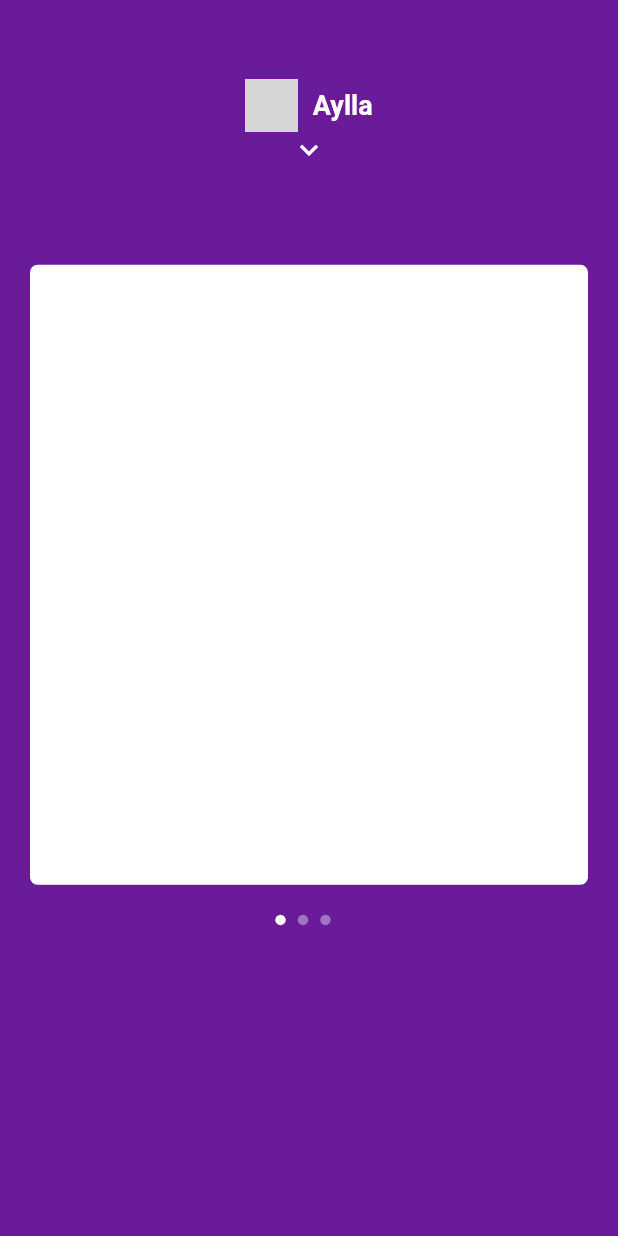
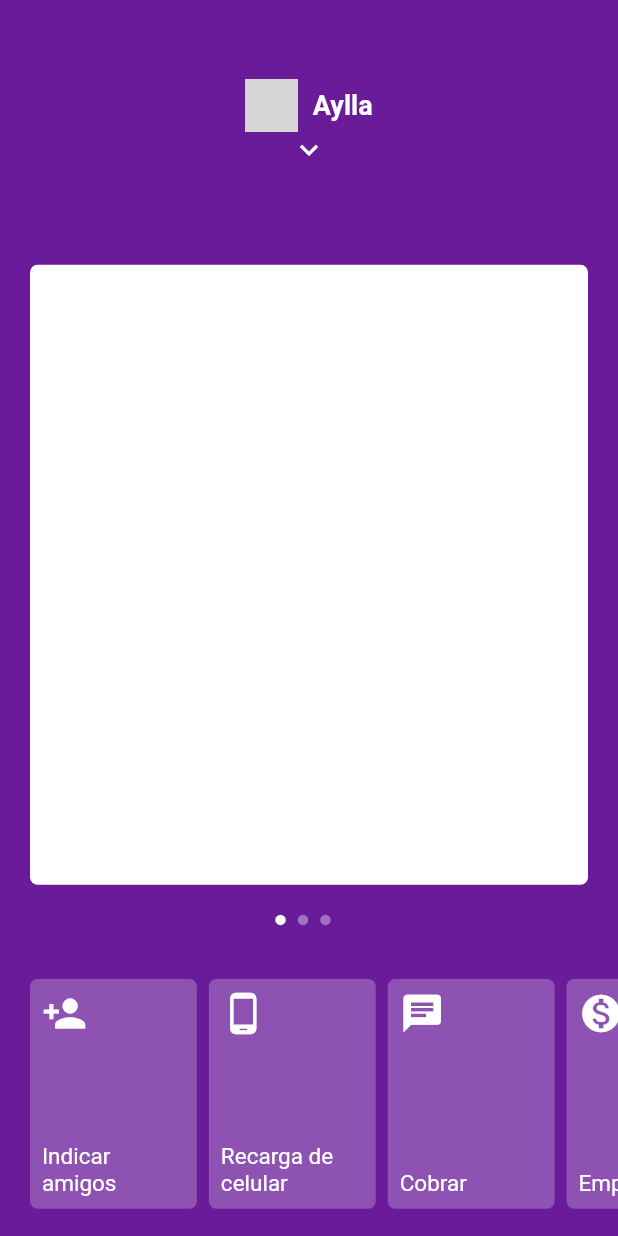
Before and after one commit to AyllaAzv/clone-nubank, a Flutter app: the screen it shows after launch, on a phone screen of 412 x 824 dp. Run offline on Flutter 3.47's test engine with Material 2 defaults, Android fonts, the phone set to English and light mode, and no system bars; network calls fail; grey boxes are pictures that could not be loaded.

Commit message:
parte 2, 3 e 4

```diff
--- a/lib/pages/home_page.dart
+++ b/lib/pages/home_page.dart
@@ -1,3 +1,6 @@
+import 'package:clone_nubank/widgets/item_menu.dart';
+import 'package:clone_nubank/widgets/item_menu_bottom.dart';
+import 'package:clone_nubank/widgets/menu_app.dart';
 import 'package:clone_nubank/widgets/my_app_bar.dart';
 import 'package:clone_nubank/widgets/my_dots_app.dart';
 import 'package:clone_nubank/widgets/page_view_app.dart';
@@ -11,6 +14,7 @@ class HomePage extends StatefulWidget {
 class _HomePageState extends State<HomePage> {
   bool _showMenu;
   int _currentIndex;
+  double _yPosition;
 
   @override
   void initState() {
@@ -24,6 +28,10 @@ class _HomePageState extends State<HomePage> {
   Widget build(BuildContext context) {
     double _screenHeigth = MediaQuery.of(context).size.height;
 
+    if (_yPosition == null) {
+      _yPosition = _screenHeigth * .19;
+    }
+
     return Scaffold(
       backgroundColor: Colors.purple[800],
       body: Stack(
@@ -34,19 +42,104 @@ class _HomePageState extends State<HomePage> {
             onTap: () {
               setState(() {
                 _showMenu = !_showMenu;
+                _yPosition =
+                    _showMenu ? _screenHeigth * .86 : _screenHeigth * .19;
               });
             },
           ),
+          MenuApp(
+            top: _screenHeigth * .17,
+            showMenu: _showMenu,
+          ),
           PageViewApp(
+            top: _yPosition,
+            showMenu: _showMenu,
             onChanged: (index) {
               setState(() {
                 _currentIndex = index;
               });
             },
+            onPanUpdate: (details) {
+              double positionBottomLimit = _screenHeigth * .86;
+              double positionTopLimit = _screenHeigth * .19;
+              double midlePosition = positionBottomLimit - positionTopLimit;
+              midlePosition = midlePosition / 2;
+              setState(() {
+                _yPosition += details.delta.dy;
+
+                _yPosition = _yPosition < positionTopLimit
+                    ? positionTopLimit
+                    : _yPosition;
+
+                _yPosition = _yPosition > positionBottomLimit
+                    ? positionBottomLimit
+                    : _yPosition;
+
+                if (_yPosition != positionBottomLimit && details.delta.dy > 0) {
+                  _yPosition =
+                      _yPosition > positionTopLimit + midlePosition - 50
+                          ? positionBottomLimit
+                          : _yPosition;
+                }
+
+                if (_yPosition != positionTopLimit && details.delta.dy < 0) {
+                  _yPosition = _yPosition < positionBottomLimit - midlePosition
+                      ? positionTopLimit
+                      : _yPosition;
+                }
+
+                if (_yPosition == positionBottomLimit) {
+                  _showMenu = true;
+                } else if (_yPosition == positionTopLimit) {
+                  _showMenu = false;
+                }
+              });
+            },
           ),
-          Positioned(
+          MyDotsApp(
+            currentIndex: _currentIndex,
             top: _screenHeigth * .74,
-            child: MyDotsApp(currentIndex: _currentIndex),
+            showMenu: _showMenu,
+          ),
+          AnimatedPositioned(
+            duration: Duration(microseconds: 200),
+            bottom: !_showMenu ? 0 + _screenHeigth * .01 : 0,
+            left: 0,
+            right: 0,
+            child: AnimatedOpacity(
+              duration: Duration(microseconds: 200),
+              opacity: _showMenu ? 0 : 1,
+              child: Container(
+                height: _screenHeigth * .21,
+                child: ListView(
+                  padding: EdgeInsets.symmetric(horizontal: 16),
+                  physics: BouncingScrollPhysics(),
+                  scrollDirection: Axis.horizontal,
+                  children: <Widget>[
+                    ItemMenuBottom(
+                        icon: Icons.person_add, text: 'Indicar amigos'),
+                    ItemMenuBottom(
+                        icon: Icons.phone_android, text: 'Recarga de celular'),
+                    ItemMenuBottom(icon: Icons.chat, text: 'Cobrar'),
+                    ItemMenuBottom(
+                        icon: Icons.monetization_on, text: 'Empréstimos'),
+                    ItemMenuBottom(icon: Icons.attach_money, text: 'Depositar'),
+                    ItemMenuBottom(
+                        icon: Icons.attach_money, text: 'Transferir'),
+                    ItemMenuBottom(
+                        icon: Icons.attach_money, text: 'Ajustar limite'),
+                    ItemMenuBottom(icon: Icons.attach_money, text: 'Me ajuda'),
+                    ItemMenuBottom(icon: Icons.attach_money, text: 'Pagar'),
+                    ItemMenuBottom(
+                        icon: Icons.attach_money, text: 'Bloquear cartão'),
+                    ItemMenuBottom(
+                        icon: Icons.attach_money, text: 'Cartão virtual'),
+                    ItemMenuBottom(
+                        icon: Icons.attach_money, text: 'Organizar atalhos'),
+                  ],
+                ),
+              ),
+            ),
           ),
         ],
       ),
--- /dev/null
+++ b/lib/widgets/item_menu.dart
@@ -0,0 +1,45 @@
+import 'package:flutter/material.dart';
+
+class ItemMenu extends StatelessWidget {
+  final IconData icon;
+  final String text;
+
+  ItemMenu({this.icon, this.text});
+
+  @override
+  Widget build(BuildContext context) {
+    return Container(
+      height: 45,
+      decoration: BoxDecoration(
+        border: Border(
+          bottom: BorderSide(width: 0.7, color: Colors.white54),
+          top: BorderSide(width: 0.7, color: Colors.white54),
+        ),
+      ),
+      child: RaisedButton(
+        color: Colors.purple[800],
+        highlightColor: Colors.transparent,
+        elevation: 0,
+        disabledElevation: 0,
+        focusElevation: 0,
+        highlightElevation: 0,
+        hoverElevation: 0,
+        splashColor: Colors.purple[900],
+        onPressed: () {},
+        child: Row(
+          mainAxisAlignment: MainAxisAlignment.spaceBetween,
+          children: <Widget>[
+            Row(
+              children: <Widget>[
+                Icon(icon),
+                SizedBox(width: 15),
+                Text(text, style: TextStyle(fontSize: 15)),
+              ],
+            ),
+            Icon(Icons.chevron_right, size: 20),
+          ],
+        ),
+      ),
+    );
+  }
+}
--- /dev/null
+++ b/lib/widgets/item_menu_bottom.dart
@@ -0,0 +1,36 @@
+import 'package:flutter/cupertino.dart';
+import 'package:flutter/material.dart';
+
+class ItemMenuBottom extends StatelessWidget {
+  final IconData icon;
+  final String text;
+
+  ItemMenuBottom({Key key, this.icon, this.text}) : super(key: key);
+
+  @override
+  Widget build(BuildContext context) {
+    return Padding(
+      padding: EdgeInsets.symmetric(horizontal: 4, vertical: 10),
+      child: Container(
+          width: MediaQuery.of(context).size.width * .27,
+          decoration: BoxDecoration(
+            color: Colors.white24,
+            borderRadius: BorderRadius.circular(5),
+          ),
+          child: Container(
+            padding: EdgeInsets.all(8),
+            child: Column(
+              crossAxisAlignment: CrossAxisAlignment.start,
+              mainAxisAlignment: MainAxisAlignment.spaceBetween,
+              children: <Widget>[
+                Icon(
+                  icon,
+                  size: 30,
+                ),
+                Text(text, style: TextStyle(fontSize: 15)),
+              ],
+            ),
+          )),
+    );
+  }
+}
--- /dev/null
+++ b/lib/widgets/menu_app.dart
@@ -0,0 +1,117 @@
+import 'package:clone_nubank/widgets/item_menu.dart';
+import 'package:flutter/material.dart';
+
+class MenuApp extends StatelessWidget {
+  final double top;
+  final bool showMenu;
+
+  MenuApp({this.top, this.showMenu});
+
+  @override
+  Widget build(BuildContext context) {
+    return Positioned(
+      top: top,
+      left: 0,
+      right: 0,
+      child: AnimatedOpacity(
+        duration: Duration(microseconds: 100),
+        opacity: showMenu ? 1 : 0,
+        child: Container(
+          height: MediaQuery.of(context).size.height * 0.67,
+          child: ListView(
+            children: <Widget>[
+              Column(
+                children: <Widget>[
+                  Image.network(
+                    'https://pngimg.com/uploads/qr_code/qr_code_PNG2.png',
+                    height: 120,
+                    color: Colors.white,
+                  ),
+                  Text.rich(
+                    TextSpan(
+                      text: 'Banco ',
+                      children: [
+                        TextSpan(
+                          text: '260 - Nu Pagamentos S.A',
+                          style: TextStyle(fontWeight: FontWeight.bold),
+                        )
+                      ],
+                      style: TextStyle(fontSize: 13),
+                    ),
+                  ),
+                  SizedBox(height: 5),
+                  Text.rich(
+                    TextSpan(
+                      text: 'Agência ',
+                      children: [
+                        TextSpan(
+                          text: '0001',
+                          style: TextStyle(fontWeight: FontWeight.bold),
+                        )
+                      ],
+                      style: TextStyle(fontSize: 13),
+                    ),
+                  ),
+                  SizedBox(height: 5),
+                  Text.rich(
+                    TextSpan(
+                      text: 'Conta ',
+                      children: [
+                        TextSpan(
+                          text: '000000-0',
+                          style: TextStyle(fontWeight: FontWeight.bold),
+                        )
+                      ],
+                      style: TextStyle(fontSize: 13),
+                    ),
+                  ),
+                ],
+              ),
+              SizedBox(height: 25),
+              SingleChildScrollView(
+                padding: EdgeInsets.symmetric(horizontal: 30),
+                child: Column(
+                  children: <Widget>[
+                    ItemMenu(icon: Icons.info_outline, text: 'Me ajuda'),
+                    ItemMenu(icon: Icons.person_outline, text: 'Perfil'),
+                    ItemMenu(icon: Icons.settings, text: 'Configurar conta'),
+                    ItemMenu(
+                        icon: Icons.credit_card, text: 'Configurar Cartão'),
+                    ItemMenu(
+                        icon: Icons.store_mall_directory,
+                        text: 'Pedir conta PJ'),
+                    ItemMenu(
+                        icon: Icons.phone_android,
+                        text: 'Configurações do app'),
+                    SizedBox(height: 25),
+                    Container(
+                      height: 35,
+                      width: double.infinity,
+                      decoration: BoxDecoration(
+                        border: Border.all(width: 0.7, color: Colors.white54),
+                      ),
+                      child: RaisedButton(
+                          color: Colors.purple[800],
+                          highlightColor: Colors.transparent,
+                          elevation: 0,
+                          disabledElevation: 0,
+                          focusElevation: 0,
+                          highlightElevation: 0,
+                          hoverElevation: 0,
+                          splashColor: Colors.purple[900],
+                          onPressed: () {},
+                          child: Text(
+                            'SAIR DO APP',
+                            style: TextStyle(fontSize: 15),
+                          )),
+                    ),
+                  ],
+                ),
+              ),
+            ],
+          ),
+        ),
+      ),
+    );
+  }
+}
--- a/lib/widgets/my_app_bar.dart
+++ b/lib/widgets/my_app_bar.dart
@@ -14,7 +14,7 @@ class MyAppBar extends StatelessWidget {
           height: MediaQuery.of(context).padding.top,
         ),
         GestureDetector(
-          onTap: () {},
+          onTap: onTap,
           child: Container(
               color: Colors.purple[800],
               height: MediaQuery.of(context).size.height * .20,
--- a/lib/widgets/my_dots_app.dart
+++ b/lib/widgets/my_dots_app.dart
@@ -2,8 +2,10 @@ import 'package:flutter/material.dart';
 
 class MyDotsApp extends StatelessWidget {
   final int currentIndex;
+  final double top;
+  final bool showMenu;
 
-  MyDotsApp({this.currentIndex});
+  MyDotsApp({this.currentIndex, this.top, this.showMenu});
 
   Color getColor(int index) {
     return index == currentIndex ? Colors.white : Colors.white38;
@@ -11,7 +13,12 @@ class MyDotsApp extends StatelessWidget {
 
   @override
   Widget build(BuildContext context) {
-    return Row(
+    return Positioned(
+        top: top,
+        child: AnimatedOpacity(
+          duration: Duration(microseconds: 200),
+          opacity: showMenu ? 0 : 1,
+          child: Row(
             children: <Widget>[
               AnimatedContainer(
                 duration: Duration(microseconds: 300),
@@ -50,6 +57,7 @@ class MyDotsApp extends StatelessWidget {
                 width: 8,
               ),
             ],
-    );
+          ),
+        ));
   }
 }
--- a/lib/widgets/page_view_app.dart
+++ b/lib/widgets/page_view_app.dart
@@ -3,27 +3,35 @@ import 'package:flutter/material.dart';
 
 class PageViewApp extends StatelessWidget {
   final ValueChanged<int> onChanged;
+  final double top;
+  final GestureDragUpdateCallback onPanUpdate;
+  final bool showMenu;
 
-  PageViewApp({this.onChanged});
+  PageViewApp({this.onChanged, this.top, this.onPanUpdate, this.showMenu});
 
   @override
   Widget build(BuildContext context) {
     double _screenHeigth = MediaQuery.of(context).size.height;
 
-    return Positioned(
-      top: _screenHeigth * .19,
+    return AnimatedPositioned(
+      duration: Duration(microseconds: 150),
+      curve: Curves.easeOut,
+      top: top,
       height: _screenHeigth * .55,
       right: 0,
       left: 0,
+      child: GestureDetector(
+        onPanUpdate: onPanUpdate,
         child: PageView(
           onPageChanged: onChanged,
-        physics: BouncingScrollPhysics(),
+          physics: showMenu ? NeverScrollableScrollPhysics() : BouncingScrollPhysics(),
           children: <Widget>[
             CardApp(),
             CardApp(),
             CardApp(),
           ],
         ),
+      )
     );
   }
 }
```
Lines whose indentation alone changed are shown as unchanged.
